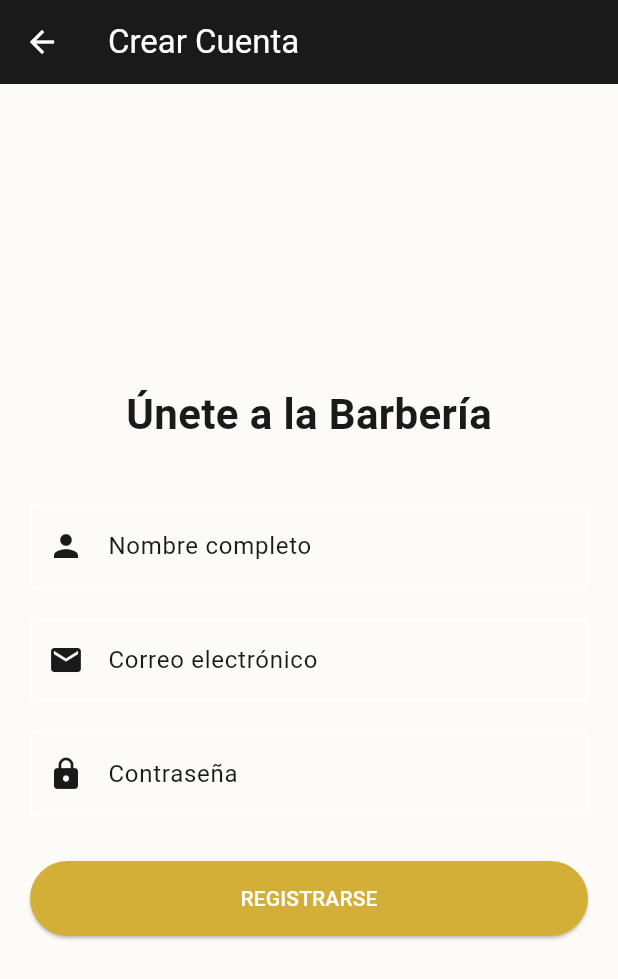
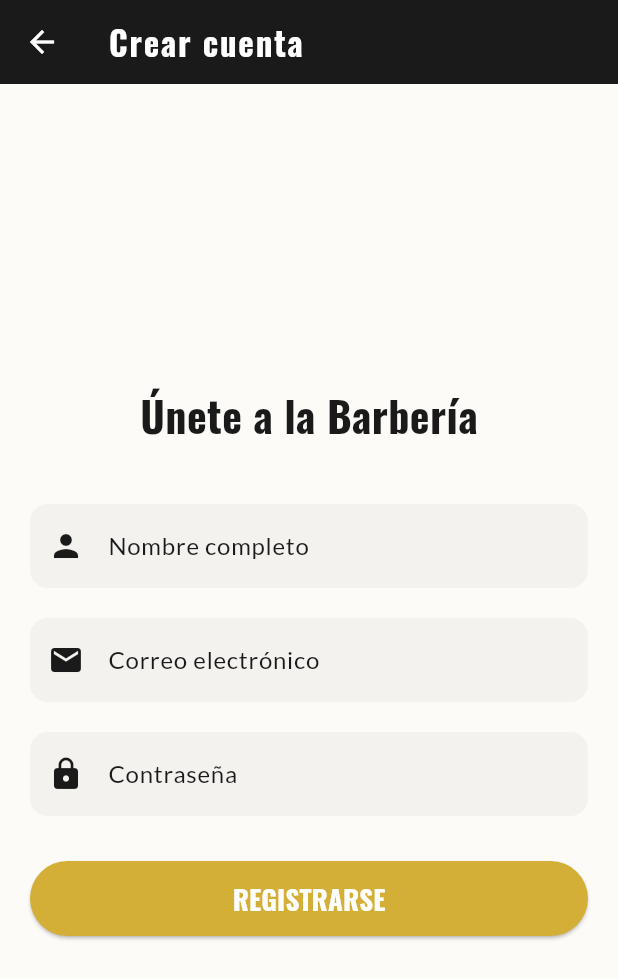
Before and after one commit to jmhc1990/reservation-management-app, a Flutter app: the screen it shows after launch, after a tap on "¿No tienes cuenta? Regístrate aquí", on a phone screen of 412 x 824 dp. Shown: the top 979 px of the screen. Run offline on Flutter 3.47's test engine with Material 3 defaults, Android fonts, the phone set to English and light mode, and no system bars; our stand-ins replace cloud_firestore, firebase_auth, firebase_core, google_fonts; accounts and stored records are empty.

Commit message:
Cambio de la tipografía, actualización de colores y retoques

```diff
--- a/lib/screens/auth/login_screen.dart
+++ b/lib/screens/auth/login_screen.dart
@@ -1,5 +1,7 @@
 import 'package:flutter/material.dart';
 import 'register_screen.dart';
+import 'package:google_fonts/google_fonts.dart';
+
 class LoginScreen extends StatelessWidget {
   const LoginScreen({super.key});
 
@@ -8,8 +10,14 @@ class LoginScreen extends StatelessWidget {
     return Scaffold(
       backgroundColor: Color(0xFFFDFBF7),
       appBar: AppBar(
-        title: const Text('Barbería Zaitec'),
-        backgroundColor: Color(0xFF1A1A1A),
+        title: Text(
+          'Barbería Zaitec',
+          style: GoogleFonts.oswald(
+            fontWeight: FontWeight.bold,
+            letterSpacing: 1.2,
+          ),
+        ),
+        backgroundColor: const Color(0xFF1A1A1A),
         foregroundColor: Colors.white,
       ),
       body: Padding(
@@ -17,55 +25,95 @@ class LoginScreen extends StatelessWidget {
         child: Column(
           mainAxisAlignment: MainAxisAlignment.center,
           children: [
-            const Text(
+            Text(
               'Iniciar Sesión',
-              style: TextStyle(fontSize: 28, fontWeight: FontWeight.bold, color: Color(0xFF1A1A1A)),
+              style: GoogleFonts.oswald(
+                fontSize: 32,
+                fontWeight: FontWeight.bold,
+                color: const Color(0xFF1A1A1A),
+              ),
             ),
             const SizedBox(height: 40),
             TextField(
-              style: TextStyle(color: Color(0xFF1A1A1A)),
+              style: GoogleFonts.lato(color: const Color(0xFF1A1A1A)),
               decoration: InputDecoration(
                 labelText: 'Correo electrónico',
-                labelStyle: TextStyle(color: Color(0xFF1A1A1A)),
-                border: OutlineInputBorder(),
+                labelStyle: GoogleFonts.lato(color: const Color(0xFF1A1A1A)),
                 prefixIcon: Icon(Icons.email, color: Color(0xFF1A1A1A)),
+                filled: true,
+                fillColor: Colors.grey.withOpacity(0.1),
+                enabledBorder: OutlineInputBorder(
+                  borderRadius: BorderRadius.circular(12),
+                  borderSide: const BorderSide(color: Colors.transparent),
+                ),
+                focusedBorder: OutlineInputBorder(
+                  borderRadius: BorderRadius.circular(12),
+                  borderSide: const BorderSide(
+                    color: Color(0xFFD4AF37),
+                    width: 2,
+                  ),
+                ),
               ),
             ),
             const SizedBox(height: 20),
             TextField(
               obscureText: true,
-              style: TextStyle(color: Color(0xFF1A1A1A)),
+              style: GoogleFonts.lato(color: const Color(0xFF1A1A1A)),
               decoration: InputDecoration(
                 labelText: 'Contraseña',
-                labelStyle: TextStyle(color: Color(0xFF1A1A1A)),
-                border: OutlineInputBorder(),
+                labelStyle: GoogleFonts.lato(color: const Color(0xFF1A1A1A)),
                 prefixIcon: Icon(Icons.lock, color: Color(0xFF1A1A1A)),
+                filled: true,
+                fillColor: Colors.grey.withOpacity(0.1),
+                enabledBorder: OutlineInputBorder(
+                  borderRadius: BorderRadius.circular(12),
+                  borderSide: const BorderSide(color: Colors.transparent),
+                ),
+                focusedBorder: OutlineInputBorder(
+                  borderRadius: BorderRadius.circular(12),
+                  borderSide: const BorderSide(
+                    color: Color(0xFFD4AF37),
+                    width: 2,
+                  ),
+                ),
               ),
             ),
             const SizedBox(height: 30),
-           ElevatedButton(
+            ElevatedButton(
               onPressed: () {},
               style: ElevatedButton.styleFrom(
-                backgroundColor: Color(0xFFD4AF37),
+                backgroundColor: const Color(0xFFD4AF37),
                 foregroundColor: Colors.white,
                 minimumSize: const Size(double.infinity, 50),
                 shape: RoundedRectangleBorder(
-                  borderRadius: BorderRadius.circular(12),
+                  borderRadius: BorderRadius.circular(30),
                 ),
               ),
-              child: const Text('ENTRAR', style: TextStyle(color: Colors.white)),
+              child: Text(
+                'ENTRAR',
+                style: GoogleFonts.oswald(
+                  color: Colors.white,
+                  fontWeight: FontWeight.bold,
+                  fontSize: 18,
+                ),
+              ),
             ),
             const SizedBox(height: 20),
             TextButton(
               onPressed: () {
                 Navigator.push(
                   context,
-                  MaterialPageRoute(builder: (context) => const RegisterScreen()),
+                  MaterialPageRoute(
+                    builder: (context) => const RegisterScreen(),
+                  ),
                 );
               },
-              child: const Text(
+              child: Text(
                 '¿No tienes cuenta? Regístrate aquí',
-                style: TextStyle(color:Color(0xFF1A1A1A), fontWeight: FontWeight.bold),
+                style: GoogleFonts.lato(
+                  color: const Color(0xFF1A1A1A),
+                  fontWeight: FontWeight.bold,
+                ),
               ),
             ),
           ],
--- a/lib/screens/auth/register_screen.dart
+++ b/lib/screens/auth/register_screen.dart
@@ -1,4 +1,5 @@
 import 'package:flutter/material.dart';
+import 'package:google_fonts/google_fonts.dart';
 
 class RegisterScreen extends StatelessWidget {
   const RegisterScreen({super.key});
@@ -8,8 +9,14 @@ class RegisterScreen extends StatelessWidget {
     return Scaffold(
       backgroundColor: Color(0xFFFDFBF7),
       appBar: AppBar(
-        title: const Text('Crear Cuenta'),
-        backgroundColor:Color(0xFF1A1A1A),
+        title: Text(
+          'Crear cuenta',
+          style: GoogleFonts.oswald(
+            fontWeight: FontWeight.bold,
+            letterSpacing: 1.2,
+          ),
+        ),
+        backgroundColor: const Color(0xFF1A1A1A),
         foregroundColor: Colors.white,
       ),
       body: Padding(
@@ -17,43 +24,84 @@ class RegisterScreen extends StatelessWidget {
         child: Column(
           mainAxisAlignment: MainAxisAlignment.center,
           children: [
-            const Text(
+            Text(
               'Únete a la Barbería',
-              style: TextStyle(fontSize: 28, fontWeight: FontWeight.bold, color: Color(0xFF1A1A1A)),
+              style: GoogleFonts.oswald(
+                fontSize: 28,
+                fontWeight: FontWeight.bold,
+                color: const Color(0xFF1A1A1A),
+              ),
             ),
             const SizedBox(height: 40),
 
             // Nuevo campo: Nombre
             TextField(
-              style: TextStyle(color: Color(0xFF1A1A1A)),
+              style: GoogleFonts.lato(color: const Color(0xFF1A1A1A)),
               decoration: InputDecoration(
                 labelText: 'Nombre completo',
-                labelStyle: TextStyle(color: Color(0xFF1A1A1A)),
-                border: OutlineInputBorder(),
-               prefixIcon: Icon(Icons.person, color: Color(0xFF1A1A1A)),
+                labelStyle: GoogleFonts.lato(color: const Color(0xFF1A1A1A)),
+                prefixIcon: Icon(Icons.person, color: Color(0xFF1A1A1A)),
+                filled: true,
+                fillColor: Colors.grey.withOpacity(0.1),
+                enabledBorder: OutlineInputBorder(
+                  borderRadius: BorderRadius.circular(12),
+                  borderSide: const BorderSide(color: Colors.transparent),
+                ),
+                focusedBorder: OutlineInputBorder(
+                  borderRadius: BorderRadius.circular(12),
+                  borderSide: const BorderSide(
+                    color: Color(0xFFD4AF37),
+                    width: 2,
+                  ),
+                ),
               ),
             ),
+
             const SizedBox(height: 20),
 
             TextField(
-              style: TextStyle(color: Color(0xFF1A1A1A)),
+              style: GoogleFonts.lato(color: const Color(0xFF1A1A1A)),
               decoration: InputDecoration(
                 labelText: 'Correo electrónico',
-                labelStyle: TextStyle(color: Color(0xFF1A1A1A)),
-                border: OutlineInputBorder(),
+                labelStyle: GoogleFonts.lato(color: const Color(0xFF1A1A1A)),
                 prefixIcon: Icon(Icons.email, color: Color(0xFF1A1A1A)),
+                filled: true,
+                fillColor: Colors.grey.withOpacity(0.1), // Aquí está el gris
+                enabledBorder: OutlineInputBorder(
+                  borderRadius: BorderRadius.circular(12),
+                  borderSide: const BorderSide(color: Colors.transparent),
+                ),
+                focusedBorder: OutlineInputBorder(
+                  borderRadius: BorderRadius.circular(12),
+                  borderSide: const BorderSide(
+                    color: Color(0xFFD4AF37),
+                    width: 2,
+                  ),
+                ),
               ),
             ),
             const SizedBox(height: 20),
 
             TextField(
               obscureText: true,
-              style: TextStyle(color: Color(0xFF1A1A1A)),
+              style: GoogleFonts.lato(color: const Color(0xFF1A1A1A)),
               decoration: InputDecoration(
                 labelText: 'Contraseña',
-                labelStyle: TextStyle(color: Color(0xFF1A1A1A)),
-                border: OutlineInputBorder(),
+                labelStyle: GoogleFonts.lato(color: const Color(0xFF1A1A1A)),
                 prefixIcon: Icon(Icons.lock, color: Color(0xFF1A1A1A)),
+                filled: true,
+                fillColor: Colors.grey.withOpacity(0.1), // Aquí está el gris
+                enabledBorder: OutlineInputBorder(
+                  borderRadius: BorderRadius.circular(12),
+                  borderSide: const BorderSide(color: Colors.transparent),
+                ),
+                focusedBorder: OutlineInputBorder(
+                  borderRadius: BorderRadius.circular(12),
+                  borderSide: const BorderSide(
+                    color: Color(0xFFD4AF37),
+                    width: 2,
+                  ),
+                ),
               ),
             ),
             const SizedBox(height: 30),
@@ -64,7 +112,14 @@ class RegisterScreen extends StatelessWidget {
                 backgroundColor: Color(0xFFD4AF37),
                 minimumSize: const Size(double.infinity, 50),
               ),
-              child: const Text('REGISTRARSE', style: TextStyle(color: Colors.white)),
+              child: Text(
+                'REGISTRARSE',
+                style: GoogleFonts.oswald(
+                  color: Colors.white,
+                  fontWeight: FontWeight.bold,
+                  fontSize: 18,
+                ),
+              ),
             ),
           ],
         ),
--- a/pubspec.yaml
+++ b/pubspec.yaml
@@ -34,7 +34,8 @@ dependencies:
   firebase_core: ^4.6.0
   firebase_auth: ^6.3.0
   cloud_firestore: 6.3.0
-  # The following adds the Cupertino Icons font to your application.
+  google_fonts: ^6.2.1
+# The following adds the Cupertino Icons font to your application.
   # Use with the CupertinoIcons class for iOS style icons.
   cupertino_icons: ^1.0.8
 
```
Also changed, not shown: pubspec.lock, 2 other files.
